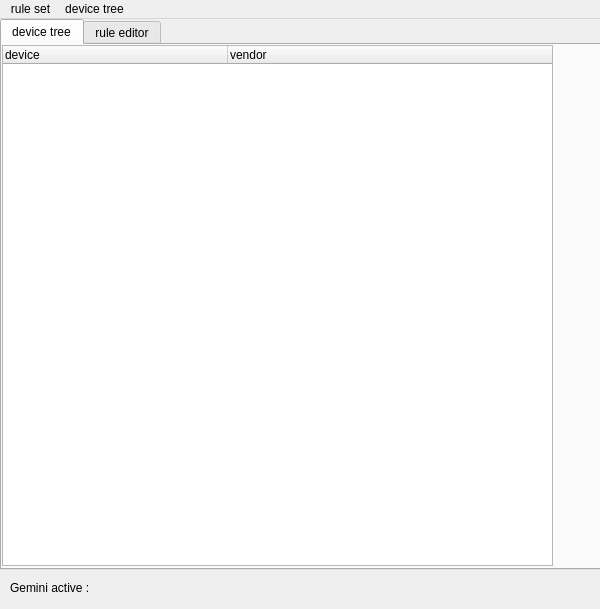
This is control/main_window.ui in tgrochow/gemini as Qt 5 draws it before an edit. The edited form follows.
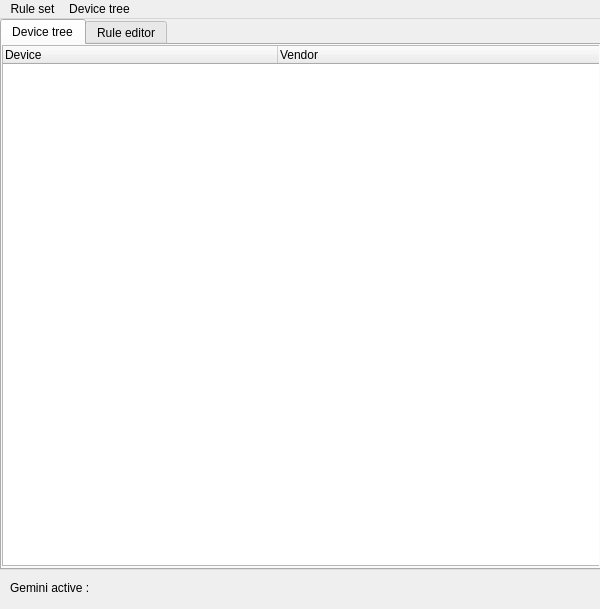
This is the edited form. Icons and pictures are not drawn.

Commit message: title spelling

The edit to the form file:
```diff
--- a/control/main_window.ui
+++ b/control/main_window.ui
@@ -28,38 +28,41 @@
     </property>
     <widget class="QWidget" name="tab_device_tree">
      <attribute name="title">
-      <string>device tree</string>
+      <string>Device tree</string>
      </attribute>
      <widget class="QTreeWidget" name="device_tree">
       <property name="geometry">
        <rect>
         <x>0</x>
         <y>0</y>
-        <width>551</width>
+        <width>601</width>
         <height>521</height>
        </rect>
       </property>
+      <property name="indentation">
+       <number>20</number>
+      </property>
       <property name="sortingEnabled">
        <bool>false</bool>
       </property>
       <attribute name="headerDefaultSectionSize">
-       <number>225</number>
+       <number>275</number>
       </attribute>
       <column>
        <property name="text">
-        <string>device</string>
+        <string>Device</string>
        </property>
       </column>
       <column>
        <property name="text">
-        <string>vendor</string>
+        <string>Vendor</string>
        </property>
       </column>
      </widget>
     </widget>
     <widget class="QWidget" name="tab_rule_editor">
      <attribute name="title">
-      <string>rule editor</string>
+      <string>Rule editor</string>
      </attribute>
      <widget class="QTableWidget" name="rule_table">
       <property name="geometry">
@@ -178,7 +181,7 @@
    </property>
    <widget class="QMenu" name="menu_rule_set">
     <property name="title">
-     <string>rule set</string>
+     <string>Rule set</string>
     </property>
     <addaction name="action_new"/>
     <addaction name="action_open"/>
@@ -188,7 +191,7 @@
    </widget>
    <widget class="QMenu" name="menu_device">
     <property name="title">
-     <string>device tree</string>
+     <string>Device tree</string>
     </property>
     <addaction name="action_hub_visability"/>
    </widget>
```
The commit also changes 1 other file.
